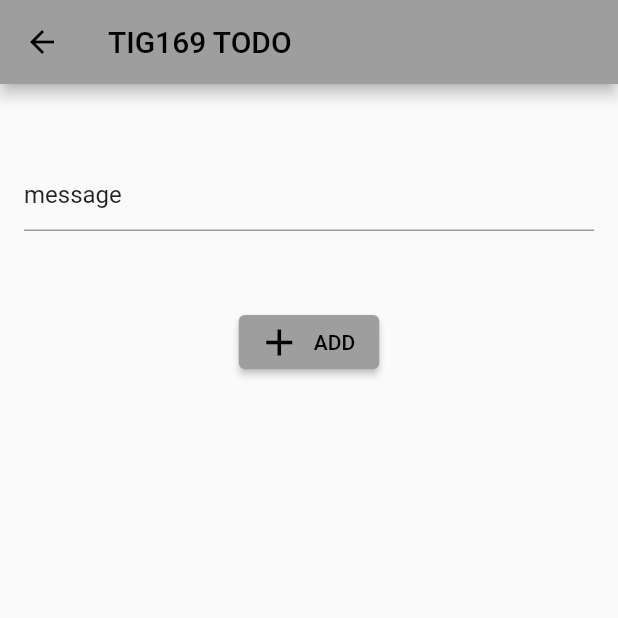
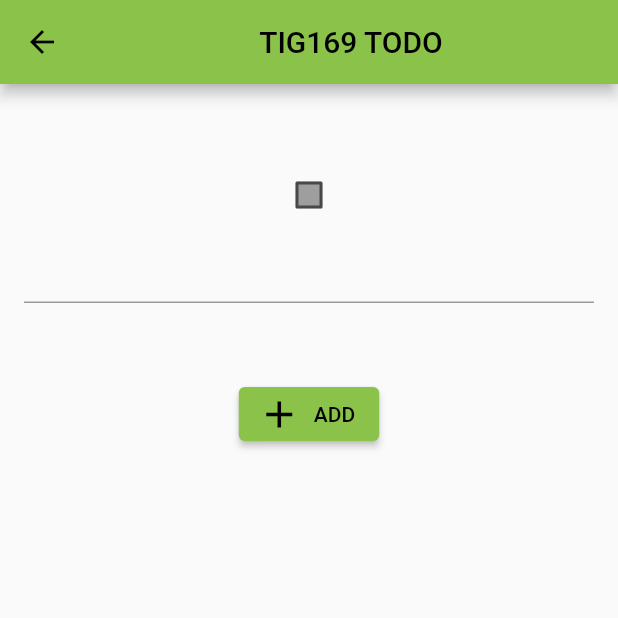
Before and after one commit to gu-tig333-ht22/guslunanfp, a Flutter app: the screen it shows after launch, after a tap on the "more vert" icon, on a phone screen of 412 x 824 dp, the top half of it. Run offline on Flutter 3.47's test engine with Material 2 defaults, Android fonts, the phone set to English and light mode, and no system bars.

Commit message:
Checkbox added

```diff
--- a/lib/firstview.dart
+++ b/lib/firstview.dart
@@ -17,15 +17,14 @@ class _MyHomePageState extends State<MyHomePage> {
   @override
   Widget build(BuildContext context) {
     return Scaffold(
-      appBar: AppBar(title: Text(widget.title), actions: [
+      appBar: AppBar(title: Center(child: Text(widget.title)), actions: [
         IconButton(
           icon: const Icon(Icons.more_vert),
           onPressed: () async {
             var newItem = await Navigator.push(
                 context,
                 MaterialPageRoute(
-                    builder: (context) =>
-                        SecondView(TodoItem(message: 'message'))));
+                    builder: (context) => SecondView(TodoItem(message: ''))));
             Provider.of<MyState>(context, listen: false).addItem(newItem);
           },
         )
@@ -33,7 +32,7 @@ class _MyHomePageState extends State<MyHomePage> {
       body: Consumer<MyState>(
           builder: (context, state, child) => TodoList(state.list)),
       floatingActionButton: FloatingActionButton(
-        backgroundColor: Colors.indigo,
+        backgroundColor: Colors.lightGreen,
         onPressed: () async {
           var newItem = await Navigator.push(
               context,
@@ -42,7 +41,7 @@ class _MyHomePageState extends State<MyHomePage> {
           Provider.of<MyState>(context, listen: false).addItem(newItem);
         },
         tooltip: 'ToDo',
-        child: const Icon(Icons.add, size: 50, color: Colors.white),
+        child: const Icon(Icons.add, size: 50, color: Colors.black),
       ),
     );
   }
--- a/lib/main.dart
+++ b/lib/main.dart
@@ -22,7 +22,7 @@ class MyApp extends StatelessWidget {
     return MaterialApp(
       title: 'Flutter Todo List',
       theme: ThemeData(
-        primarySwatch: Colors.grey,
+        primarySwatch: Colors.lightGreen,
       ),
       debugShowCheckedModeBanner: false,
       home: const MyHomePage(
--- a/lib/secondview.dart
+++ b/lib/secondview.dart
@@ -1,4 +1,5 @@
 import 'package:flutter/material.dart';
+import 'package:template/test.dart';
 import './model.dart';
 
 class SecondView extends StatefulWidget {
@@ -33,7 +34,7 @@ class SecondViewState extends State<SecondView> {
   Widget build(BuildContext context) {
     return Scaffold(
         appBar: AppBar(
-          title: const Text('TIG169 TODO'),
+          title: const Center(child: Text('TIG169 TODO')),
           /*actions: [
             TextButton(
               child: const Text('ADD', style: TextStyle(color: Colors.black)),
@@ -48,6 +49,7 @@ class SecondViewState extends State<SecondView> {
           mainAxisAlignment: MainAxisAlignment.start,
           children: [
             Container(height: 50),
+            const MyStatefulWidget(),
             Container(
                 margin: const EdgeInsets.only(left: 16, right: 16),
                 child: TextField(
--- /dev/null
+++ b/lib/test.dart
@@ -0,0 +1,38 @@
+import 'package:flutter/material.dart';
+
+class MyStatefulWidget extends StatefulWidget {
+  const MyStatefulWidget({super.key});
+
+  @override
+  State<MyStatefulWidget> createState() => _MyStatefulWidgetState();
+}
+
+class _MyStatefulWidgetState extends State<MyStatefulWidget> {
+  bool isChecked = false;
+
+  @override
+  Widget build(BuildContext context) {
+    Color getColor(Set<MaterialState> states) {
+      const Set<MaterialState> interactiveStates = <MaterialState>{
+        MaterialState.pressed,
+        MaterialState.hovered,
+        MaterialState.focused,
+      };
+      if (states.any(interactiveStates.contains)) {
+        return Colors.lightGreen;
+      }
+      return Colors.grey;
+    }
+
+    return Checkbox(
+      checkColor: Colors.white,
+      fillColor: MaterialStateProperty.resolveWith(getColor),
+      value: isChecked,
+      onChanged: (bool? value) {
+        setState(() {
+          isChecked = value!;
+        });
+      },
+    );
+  }
+}
--- a/lib/todolist.dart
+++ b/lib/todolist.dart
@@ -1,5 +1,6 @@
 import 'package:flutter/material.dart';
 import 'package:provider/provider.dart';
+import 'package:template/test.dart';
 import 'model.dart';
 
 class TodoList extends StatelessWidget {
@@ -15,7 +16,7 @@ class TodoList extends StatelessWidget {
 
   Widget _listItem(context, item) {
     return ListTile(
-      leading: Checkbox(value: false, onChanged: (val) {}),
+      leading: MyStatefulWidget(),
       title: Text(item.message),
       trailing: OutlinedButton(
         onPressed: () {
```
Also changed, not shown: lib/thirdview.dart (deleted, +0 -63 lines), lib/strikethroughlist.dart (deleted).
